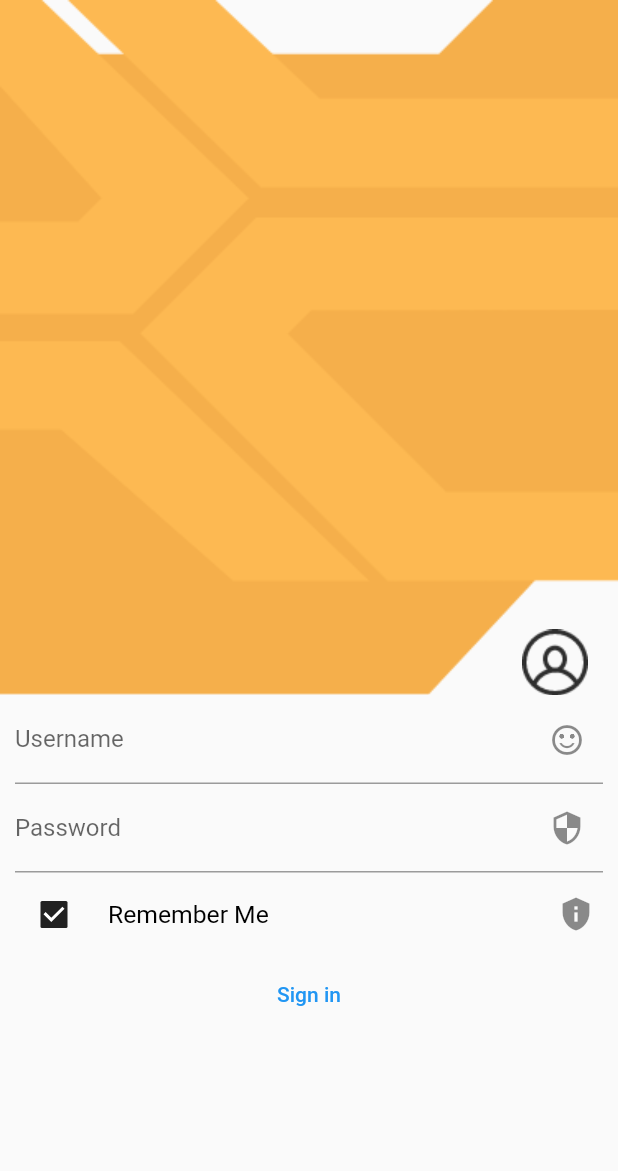
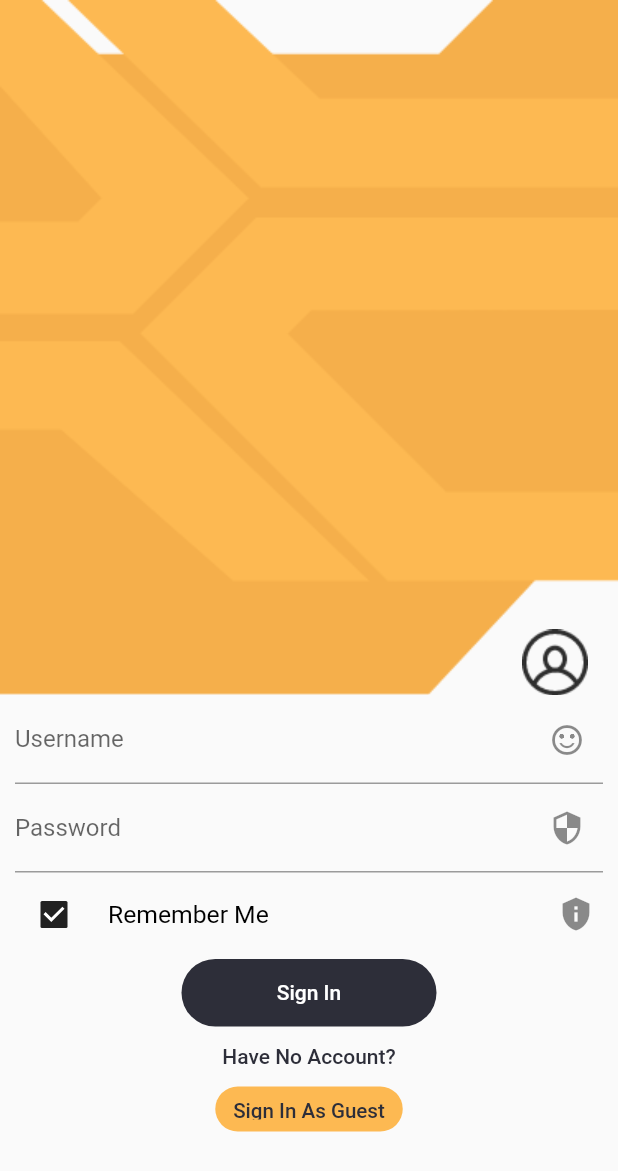
Before and after one commit to Riyadhalali/the_jewel, a Flutter app: the SignIn screen opened directly, on a phone screen of 412 x 824 dp. Shown: the top 1171 px of the screen. Run offline on Flutter 3.47's test engine with Material 2 defaults, Android fonts, the phone set to English and light mode, and no system bars; our stand-ins replace auto_size_text, device_preview, easy_localization, shared_preferences, sizer; accounts and stored records are empty.

Commit message:
Sign in UI: 1- added Sign in Button with text. 2- Used TextButton instead of gesture control. 3- draw shape of button based on XD Flutter plugin to get information about the shape of button. 4- added Have No Account Button. 5- Added Sign in As guest Button. 6- Added Supoorting for Multilang

```diff
--- a/assets/resources/strings/ar.json
+++ b/assets/resources/strings/ar.json
@@ -7,5 +7,9 @@
   "selectedcountryksa": "تم اختيار البلد السعودية",
   "selectedcountryuae":" تم اخنيار البلد الإمارات",
   "signin_username": "اسم المستخدم",
-  "signin_password": "كلمة المرور"
+  "signin_password": "كلمة المرور",
+  "signin_button": "تسجيل الدخول",
+  "havenoaccount": "ليس لديك حساب؟",
+  "signinasguest": "الدخول كضيف"
+
 }
--- a/assets/resources/strings/en.json
+++ b/assets/resources/strings/en.json
@@ -7,6 +7,9 @@
   "selectedcountryksa": "You Selected Saudi Arabia",
   "selectedcountryuae":"You Selected UAE",
   "signin_username": "Username",
-  "signin_password": "Password"
+  "signin_password": "Password",
+  "signin_button": "Sign In",
+  "havenoaccount": "Have No Account?",
+  "signinasguest": "Sign In As Guest"
 
 }
--- a/lib/ui/privacypolicy.dart
+++ b/lib/ui/privacypolicy.dart
@@ -45,7 +45,7 @@ class _PrivacyPolicyState extends State<PrivacyPolicy> {
             child: PrivavyPolicLogo(),
           ),
           Positioned(
-            top: 78.0.h,
+            top: 75.0.h,
             child: AcceptPrivacyPolicyRadioButton(),
           ),
           Positioned(
@@ -55,7 +55,7 @@ class _PrivacyPolicyState extends State<PrivacyPolicy> {
           ),
           ImageBottomBar(), // bar background
           Positioned(
-            top: 52.0.h,
+            top: 45.0.h,
             child: PrivacyPolicyAgreement(),
           ), // privacy policy
         ],
@@ -126,7 +126,7 @@ class _PrivacyPolicyState extends State<PrivacyPolicy> {
   Widget AcceptPrivacyPolicyRadioButton() {
     return Container(
       alignment: Alignment.bottomLeft,
-      width: 90.0.w,
+      width: 100.0.w,
       color: Colors.transparent,
       height: 7.0.h,
       child: CheckboxListTile(
--- a/lib/ui/signin.dart
+++ b/lib/ui/signin.dart
@@ -22,6 +22,8 @@ class _SignInState extends State<SignIn> {
             PasswordInput(),
             RememberMeCheckBox(),
             SignInButton(),
+            NoAccountButton(),
+            SignInAsGuestButton(),
           ],
         ),
       ),
@@ -141,13 +143,65 @@ class _SignInState extends State<SignIn> {
 
   //-> Button for Sign in
   Widget SignInButton() {
-    return TextButton(
-      onPressed: () {
-        print('pressed');
-      },
-      child: Text("Sign in"),
-      style: ButtonStyle(),
+    return Container(
+      width: 170,
+      height: 45.0,
+      decoration: BoxDecoration(
+        borderRadius: BorderRadius.circular(25.0),
+        color: const Color(0xff2d2e39),
+      ),
+      child: TextButton(
+        onPressed: () {
+          print('pressed');
+        },
+        child: Text(
+          "signin_button".tr().toString(),
+          style: TextStyle(color: Colors.white),
+        ),
+        style: ButtonStyle(),
+      ),
     );
   }
+
+  //-> Don't have account button
+  Widget NoAccountButton() {
+    return Container(
+      height: 40,
+      child: TextButton(
+        onPressed: () {
+          print('pressed');
+        },
+        child: Text(
+          "havenoaccount".tr().toString(),
+          style: TextStyle(
+            color: Color(0xFF2D2E39),
+          ),
+        ),
+        style: ButtonStyle(),
+      ),
+    );
+  }
+
+//-> Sign in As guest Button
+  Widget SignInAsGuestButton() {
+    return Container(
+      width: 125,
+      height: 30,
+      decoration: BoxDecoration(
+        borderRadius: BorderRadius.circular(25.0),
+        color: const Color(0xfffdb952),
+      ),
+      child: TextButton(
+        onPressed: () {
+          print('pressed');
+        },
+        child: Text(
+          "signinasguest".tr().toString(),
+          style: TextStyle(color: Color(0xFF2D2E39), fontSize: 10.0.sp),
+        ),
+      ),
+    );
+  }
+
 //------------------------------------------------------------------------------
 } // end class
--- a/pubspec.yaml
+++ b/pubspec.yaml
@@ -64,6 +64,7 @@ flutter:
      - assets/privacypolicy/
      - assets/selectcountry/
      - assets/signin/
+     - assets/signin/signin_button.png
 
   #   - images/a_dot_ham.jpeg
 
```
Also changed, not shown: assets/signin/2.0x/signin_button.png (added), assets/signin/3.0x/signin_button.png (added), assets/signin/signin_button.png (added).
